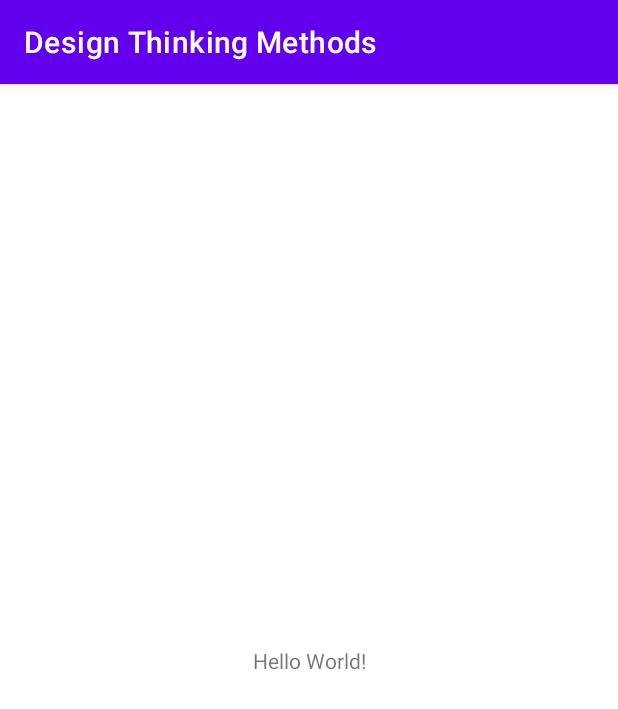
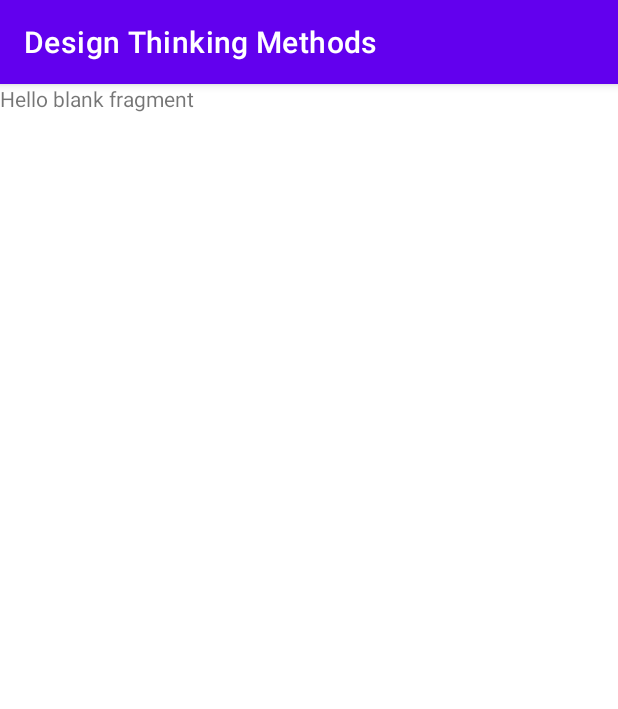
Before and after one commit to MessiasLima/design-thinking-methods, an Android app: the screen it shows after launch (MainActivity), on a phone screen of 412 x 824 dp. Shown: the top 709 px of the screen. Run offline under Robolectric (Android 15) with nearby library versions, the phone set to English and light mode, and no system bars.

Commit message:
setup navigation component

```diff
--- a/app/build.gradle
+++ b/app/build.gradle
@@ -33,13 +33,17 @@
 }
 
 dependencies {
+    implementation 'androidx.legacy:legacy-support-v4:1.0.0'
+    def nav_version = "2.3.5"
 
     implementation "org.jetbrains.kotlin:kotlin-stdlib:$kotlin_version"
     implementation 'androidx.core:core-ktx:1.3.2'
     implementation 'androidx.appcompat:appcompat:1.2.0'
-    implementation 'com.google.android.material:material:1.2.1'
+    implementation 'com.google.android.material:material:1.3.0'
     implementation 'androidx.constraintlayout:constraintlayout:2.0.4'
-    testImplementation 'junit:junit:4.+'
+    testImplementation 'junit:junit:4.13.2'
     androidTestImplementation 'androidx.test.ext:junit:1.1.2'
     androidTestImplementation 'androidx.test.espresso:espresso-core:3.3.0'
+    implementation "androidx.navigation:navigation-fragment-ktx:$nav_version"
+    implementation "androidx.navigation:navigation-ui-ktx:$nav_version"
 }
--- /dev/null
+++ b/app/src/main/java/com/messias/designthinkingmethods/home/HomeFragment.kt
@@ -0,0 +1,18 @@
+package com.messias.designthinkingmethods.home
+
+import android.os.Bundle
+import androidx.fragment.app.Fragment
+import android.view.LayoutInflater
+import android.view.View
+import android.view.ViewGroup
+import com.messias.designthinkingmethods.R
+
+class HomeFragment : Fragment() {
+    override fun onCreateView(
+        inflater: LayoutInflater,
+        container: ViewGroup?,
+        savedInstanceState: Bundle?
+    ): View? {
+        return inflater.inflate(R.layout.fragment_home, container, false)
+    }
+}
--- a/app/src/main/res/layout/activity_main.xml
+++ b/app/src/main/res/layout/activity_main.xml
@@ -6,13 +6,15 @@
     android:layout_height="match_parent"
     tools:context=".MainActivity">
 
-    <TextView
-        android:layout_width="wrap_content"
-        android:layout_height="wrap_content"
-        android:text="Hello World!"
+    <androidx.fragment.app.FragmentContainerView
+        android:id="@+id/nav_host_fragment"
+        android:name="androidx.navigation.fragment.NavHostFragment"
+        android:layout_width="0dp"
+        android:layout_height="0dp"
+        app:defaultNavHost="true"
         app:layout_constraintBottom_toBottomOf="parent"
         app:layout_constraintLeft_toLeftOf="parent"
         app:layout_constraintRight_toRightOf="parent"
-        app:layout_constraintTop_toTopOf="parent" />
-
+        app:layout_constraintTop_toTopOf="parent"
+        app:navGraph="@navigation/navigation_graph" />
 </androidx.constraintlayout.widget.ConstraintLayout>
--- /dev/null
+++ b/app/src/main/res/layout/fragment_home.xml
@@ -0,0 +1,14 @@
+<?xml version="1.0" encoding="utf-8"?>
+<FrameLayout xmlns:android="http://schemas.android.com/apk/res/android"
+    xmlns:tools="http://schemas.android.com/tools"
+    android:layout_width="match_parent"
+    android:layout_height="match_parent"
+    tools:context=".home.HomeFragment">
+
+    <!-- TODO: Update blank fragment layout -->
+    <TextView
+        android:layout_width="match_parent"
+        android:layout_height="match_parent"
+        android:text="@string/hello_blank_fragment" />
+
+</FrameLayout>
--- /dev/null
+++ b/app/src/main/res/navigation/navigation_graph.xml
@@ -0,0 +1,13 @@
+<?xml version="1.0" encoding="utf-8"?>
+<navigation xmlns:android="http://schemas.android.com/apk/res/android"
+    xmlns:app="http://schemas.android.com/apk/res-auto"
+    xmlns:tools="http://schemas.android.com/tools"
+    android:id="@+id/navigation_graph"
+    app:startDestination="@id/homeFragment">
+
+    <fragment
+        android:id="@+id/homeFragment"
+        android:name="com.messias.designthinkingmethods.home.HomeFragment"
+        android:label="fragment_home"
+        tools:layout="@layout/fragment_home" />
+</navigation>
--- a/app/src/main/res/values/strings.xml
+++ b/app/src/main/res/values/strings.xml
@@ -1,3 +1,5 @@
 <resources>
     <string name="app_name">Design Thinking Methods</string>
+    <!-- TODO: Remove or change this placeholder text -->
+    <string name="hello_blank_fragment">Hello blank fragment</string>
 </resources>
```
